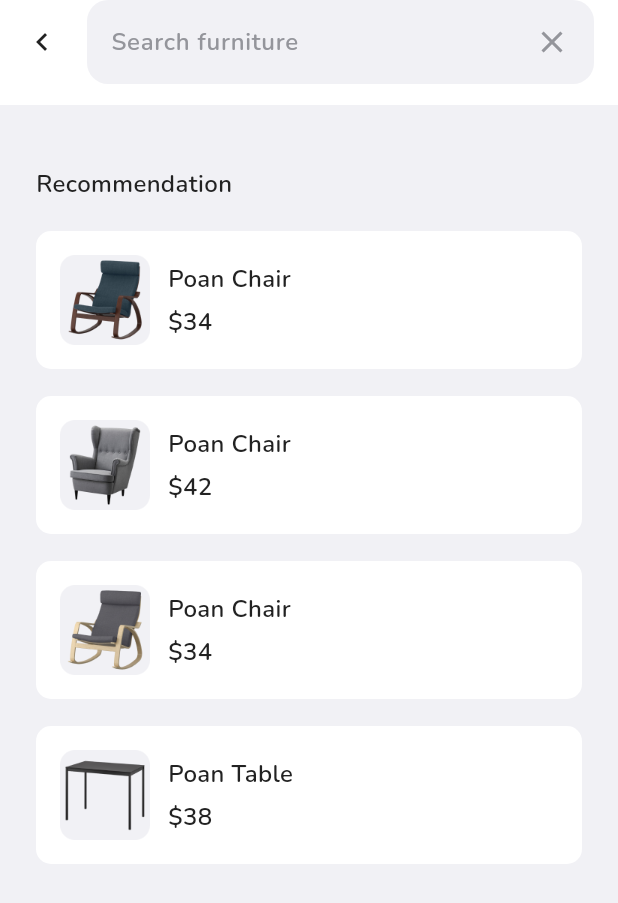
After one commit to syahrulmf/space-furniture-app, a Flutter app: the SearchPage screen opened by its route, on a phone screen of 412 x 824 dp. The commit adds this screen. Shown: the top 903 px of the screen. Run offline on Flutter 3.47's test engine with Material 3 defaults, Android fonts, the phone set to English and light mode, and no system bars; our stand-ins replace carousel_slider, fluttertoast, google_fonts.

Commit message:
feat: add search page menu

```diff
--- a/lib/main.dart
+++ b/lib/main.dart
@@ -1,6 +1,8 @@
 import 'package:flutter/material.dart';
 import 'package:space/pages/home_page.dart';
 import 'package:space/pages/onboarding_page.dart';
+import 'package:space/pages/search_page.dart';
+import 'package:space/pages/search_result_page.dart';
 import 'package:space/pages/signin_page.dart';
 import 'package:space/pages/splash_page.dart';
 
@@ -20,6 +22,8 @@ class MyApp extends StatelessWidget {
         '/onboarding': (context) => const OnboardingPage(),
         '/sign-in': (context) => const SignInPage(),
         '/home': (context) => const HomePage(),
+        '/search': (context) => const SearchPage(),
+        '/search-result': (context) => const SearchResultPage(),
       },
     );
   }
--- a/lib/pages/home_page.dart
+++ b/lib/pages/home_page.dart
@@ -91,7 +91,11 @@ class _HomePageState extends State<HomePage> {
               ),
 
               // NOTE: SEARCH BAR
-              Container(
+              GestureDetector(
+                onTap: () {
+                  Navigator.pushNamed(context, '/search');
+                },
+                child: Container(
                   margin: const EdgeInsets.only(
                     top: 30,
                     left: 24,
@@ -118,6 +122,7 @@ class _HomePageState extends State<HomePage> {
                         color: kGreyColor,
                       )
                     ],
+                  ),
                 ),
               ),
 
@@ -154,7 +159,7 @@ class _HomePageState extends State<HomePage> {
                 child: CarouselSlider(
                   items: const [
                     HomeCategoryItem(
-                      title: "Minimalis Cahir",
+                      title: "Minimalis Chair",
                       subtitle: "Chair",
                       imageUrl: 'assets/images/product_category1.png',
                     ),
@@ -270,20 +275,20 @@ class _HomePageState extends State<HomePage> {
                         child: Row(
                           children: [
                             HomePopularItem(
-                              title: 'Poan Chair',
-                              imageUrl: "assets/images/product_category1.png",
+                              title: 'Poan Sofa',
+                              imageUrl: "assets/images/product_category4.png",
                               price: 34,
                               isWishlist: true,
                             ),
                             HomePopularItem(
-                              title: 'Poan Table',
-                              imageUrl: "assets/images/product_category2.png",
+                              title: 'Poan Chair',
+                              imageUrl: "assets/images/product_category3.png",
                               price: 32,
                               isWishlist: false,
                             ),
                             HomePopularItem(
-                              title: 'Poan Chair',
-                              imageUrl: "assets/images/product_category3.png",
+                              title: 'Poan Table',
+                              imageUrl: "assets/images/product_category2.png",
                               price: 34,
                               isWishlist: false,
                             ),
--- /dev/null
+++ b/lib/pages/search_page.dart
@@ -0,0 +1,112 @@
+import 'package:flutter/material.dart';
+import 'package:space/theme.dart';
+import 'package:space/widgets/recommendation_item.dart';
+
+class SearchPage extends StatelessWidget {
+  const SearchPage({super.key});
+
+  @override
+  Widget build(BuildContext context) {
+    return Scaffold(
+      backgroundColor: kWhiteGreyColor,
+      appBar: PreferredSize(
+        preferredSize: const Size(double.infinity, 70),
+        child: AppBar(
+          automaticallyImplyLeading: false,
+          backgroundColor: kWhiteColor,
+          title: Row(
+            children: [
+              Icon(
+                Icons.chevron_left,
+                color: kBlackColor,
+              ),
+              const SizedBox(
+                width: 18,
+              ),
+              Expanded(
+                child: Container(
+                  padding: const EdgeInsets.all(16),
+                  decoration: BoxDecoration(
+                    color: kWhiteGreyColor,
+                    borderRadius: BorderRadius.circular(14),
+                  ),
+                  child: Row(
+                    children: [
+                      Expanded(
+                        child: TextFormField(
+                          textInputAction: TextInputAction.go,
+                          onFieldSubmitted: (value) {
+                            Navigator.pushNamed(context, '/search-result');
+                          },
+                          decoration: InputDecoration.collapsed(
+                            hintText: 'Search furniture',
+                            hintStyle: greyTextStyle.copyWith(
+                              fontSize: 16,
+                              fontWeight: semiBold,
+                            ),
+                          ),
+                        ),
+                      ),
+                      const SizedBox(
+                        width: 10,
+                      ),
+                      Icon(
+                        Icons.close,
+                        color: kGreyColor,
+                      ),
+                    ],
+                  ),
+                ),
+              ),
+
+            ],
+          ),
+        ),
+      ),
+      body: ListView(
+        padding: const EdgeInsets.symmetric(
+          horizontal: 24,
+        ),
+        children: [
+          const SizedBox(
+            height: 41,
+          ),
+          Text(
+            'Recommendation',
+            style: blackTextStyle.copyWith(
+              fontSize: 16,
+              fontWeight: semiBold,
+            ),
+          ),
+          const SizedBox(
+            height: 20,
+          ),
+          const RecommendationItem(
+              title: 'Poan Chair',
+              price: 34,
+              imageUrl:
+              'assets/images/product_list1.png',
+          ),
+          const RecommendationItem(
+              title: 'Poan Chair',
+              price: 42,
+              imageUrl:
+              'assets/images/product_list2.png',
+          ),
+          const RecommendationItem(
+              title: 'Poan Chair',
+              price: 34,
+              imageUrl:
+              'assets/images/product_list3.png',
+          ),
+          const RecommendationItem(
+              title: 'Poan Table',
+              price: 38,
+              imageUrl:
+              'assets/images/product_list4.png',
+          ),
+        ],
+      )
+    );
+  }
+}
--- /dev/null
+++ b/lib/widgets/recommendation_item.dart
@@ -0,0 +1,60 @@
+import 'package:flutter/material.dart';
+import 'package:space/theme.dart';
+
+class RecommendationItem extends StatelessWidget {
+  final String title;
+  final int price;
+  final String imageUrl;
+
+  const RecommendationItem({
+    super.key,
+    required this.title,
+    required this.price,
+    required this.imageUrl
+  });
+
+  @override
+  Widget build(BuildContext context) {
+    return Container(
+      padding: const EdgeInsets.all(16),
+      margin: const EdgeInsets.only(bottom: 18),
+      decoration: BoxDecoration(
+        color: kWhiteColor,
+        borderRadius: BorderRadius.circular(10),
+      ),
+      child: Row(
+        children: [
+          Image.asset(
+            imageUrl,
+            width: 60,
+          ),
+          const SizedBox(
+            width: 12,
+          ),
+          Column(
+            crossAxisAlignment: CrossAxisAlignment.start,
+            children: [
+              Text(
+                title,
+                style: blackTextStyle.copyWith(
+                  fontSize: 16,
+                  fontWeight: semiBold,
+                ),
+              ),
+              const SizedBox(
+                height: 6,
+              ),
+              Text(
+                '\$$price',
+                style: blackTextStyle.copyWith(
+                  fontSize: 16,
+                  fontWeight: semiBold,
+                ),
+              ),
+            ],
+          ),
+        ],
+      ),
+    );
+  }
+}
```
Also changed, not shown: lib/pages/search_result_page.dart (added, +77 -0 lines). Lines whose indentation alone changed are shown as unchanged.
